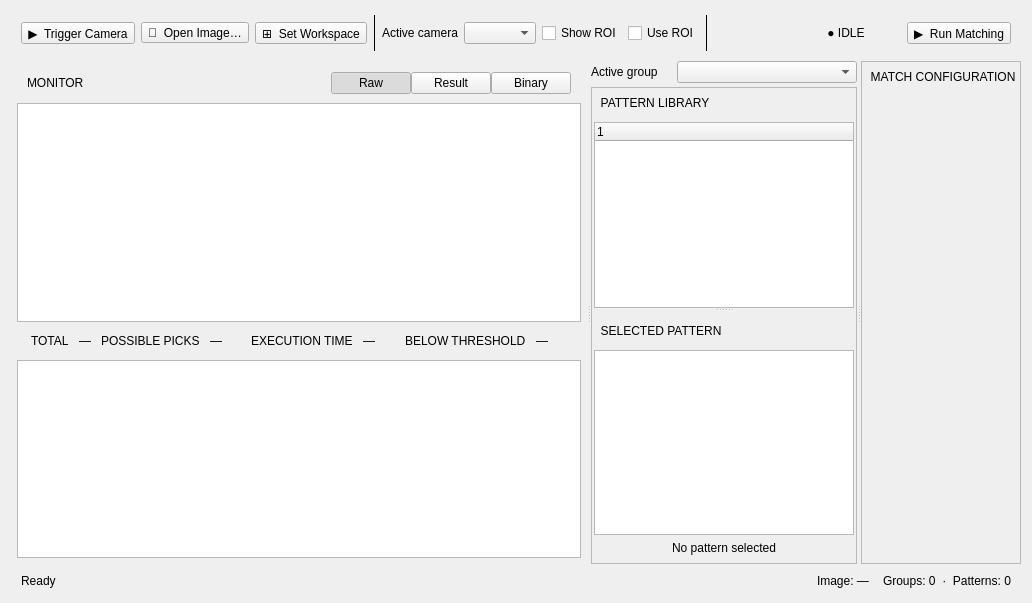
Qt form src/form/task/localization_patterns_widget.ui (gstorm-b/VC_APP) before a commit.
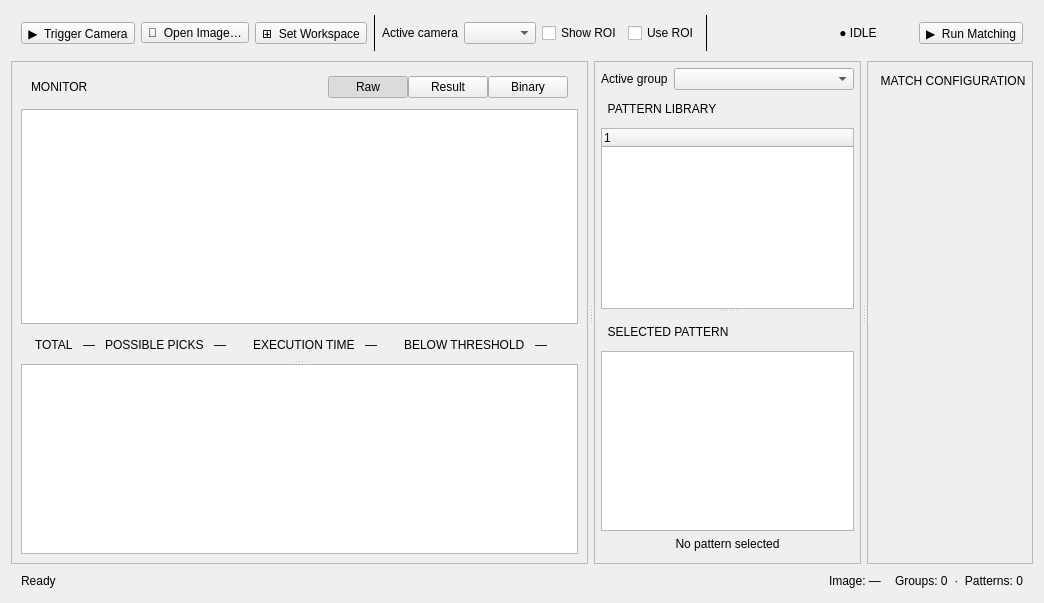
The same form after that commit. Custom widgets are drawn as their Qt base class.

```diff
--- a/src/form/task/localization_patterns_widget.ui
+++ b/src/form/task/localization_patterns_widget.ui
@@ -171,22 +171,47 @@
      <property name="orientation">
       <enum>Qt::Orientation::Horizontal</enum>
      </property>
+     <property name="handleWidth">
+      <number>6</number>
+     </property>
      <widget class="QWidget" name="pane_monitor">
       <layout class="QVBoxLayout" name="monitorLayout">
        <property name="spacing">
         <number>4</number>
        </property>
        <property name="leftMargin">
-        <number>6</number>
+        <number>0</number>
        </property>
        <property name="topMargin">
-        <number>6</number>
+        <number>0</number>
        </property>
        <property name="rightMargin">
-        <number>6</number>
+        <number>0</number>
        </property>
        <property name="bottomMargin">
-        <number>6</number>
+        <number>0</number>
+       </property>
+       <item>
+        <widget class="FrameBox" name="frame_monitor">
+         <property name="frameShape">
+          <enum>QFrame::Shape::StyledPanel</enum>
+         </property>
+         <property name="frameShadow">
+          <enum>QFrame::Shadow::Raised</enum>
+         </property>
+         <layout class="QVBoxLayout" name="verticalLayout_4">
+          <item>
+           <widget class="QSplitter" name="splitter_monitor">
+            <property name="orientation">
+             <enum>Qt::Orientation::Vertical</enum>
+            </property>
+            <widget class="QWidget" name="verticalLayoutWidget_2">
+             <layout class="QVBoxLayout" name="verticalLayout_5">
+              <property name="topMargin">
+               <number>0</number>
+              </property>
+              <property name="bottomMargin">
+               <number>0</number>
        </property>
        <item>
         <widget class="QFrame" name="frame_view_header">
@@ -592,13 +617,18 @@
          </layout>
         </widget>
        </item>
-       <item>
+             </layout>
+            </widget>
         <widget class="QTableWidget" name="result_table"/>
+           </widget>
+          </item>
+         </layout>
+        </widget>
        </item>
       </layout>
      </widget>
      <widget class="QWidget" name="pane_library">
-      <layout class="QVBoxLayout" name="libraryLayout" stretch="0,0">
+      <layout class="QVBoxLayout" name="libraryLayout" stretch="0">
        <property name="spacing">
         <number>4</number>
        </property>
@@ -614,30 +644,6 @@
        <property name="bottomMargin">
         <number>0</number>
        </property>
-       <item>
-        <layout class="QHBoxLayout" name="horizontalLayout_4">
-         <property name="topMargin">
-          <number>0</number>
-         </property>
-         <item>
-          <widget class="QLabel" name="label_active_group">
-           <property name="text">
-            <string>Active group</string>
-           </property>
-          </widget>
-         </item>
-         <item>
-          <widget class="NoWheelComboBox" name="comboBox_pattern_group">
-           <property name="minimumSize">
-            <size>
-             <width>180</width>
-             <height>0</height>
-            </size>
-           </property>
-          </widget>
-         </item>
-        </layout>
-       </item>
        <item>
         <widget class="FrameBox" name="frame_library">
          <property name="frameShape">
@@ -648,16 +654,16 @@
          </property>
          <layout class="QHBoxLayout" name="horizontalLayout_2">
           <property name="leftMargin">
-           <number>2</number>
+           <number>6</number>
           </property>
           <property name="topMargin">
-           <number>2</number>
+           <number>6</number>
           </property>
           <property name="rightMargin">
-           <number>2</number>
+           <number>6</number>
           </property>
           <property name="bottomMargin">
-           <number>2</number>
+           <number>6</number>
           </property>
           <item>
            <widget class="QSplitter" name="splitter_thumb">
@@ -666,6 +672,30 @@
             </property>
             <widget class="QWidget" name="verticalLayoutWidget">
              <layout class="QVBoxLayout" name="vl_library">
+              <item>
+               <layout class="QHBoxLayout" name="horizontalLayout_4">
+                <property name="topMargin">
+                 <number>0</number>
+                </property>
+                <item>
+                 <widget class="QLabel" name="label_active_group">
+                  <property name="text">
+                   <string>Active group</string>
+                  </property>
+                 </widget>
+                </item>
+                <item>
+                 <widget class="NoWheelComboBox" name="comboBox_pattern_group">
+                  <property name="minimumSize">
+                   <size>
+                    <width>180</width>
+                    <height>0</height>
+                   </size>
+                  </property>
+                 </widget>
+                </item>
+               </layout>
+              </item>
               <item>
                <widget class="QLabel" name="label_library_title">
                 <property name="minimumSize">
@@ -767,7 +797,7 @@
         <number>0</number>
        </property>
        <item>
-        <widget class="QFrame" name="frame">
+        <widget class="FrameBox" name="frame_property">
          <property name="frameShape">
           <enum>QFrame::Shape::StyledPanel</enum>
          </property>
@@ -779,16 +809,16 @@
            <number>4</number>
           </property>
           <property name="leftMargin">
-           <number>2</number>
+           <number>6</number>
           </property>
           <property name="topMargin">
-           <number>2</number>
+           <number>6</number>
           </property>
           <property name="rightMargin">
-           <number>2</number>
+           <number>6</number>
           </property>
           <property name="bottomMargin">
-           <number>2</number>
+           <number>6</number>
           </property>
           <item>
            <widget class="QLabel" name="label_property_title">
```
Lines whose indentation alone changed are shown as unchanged.
